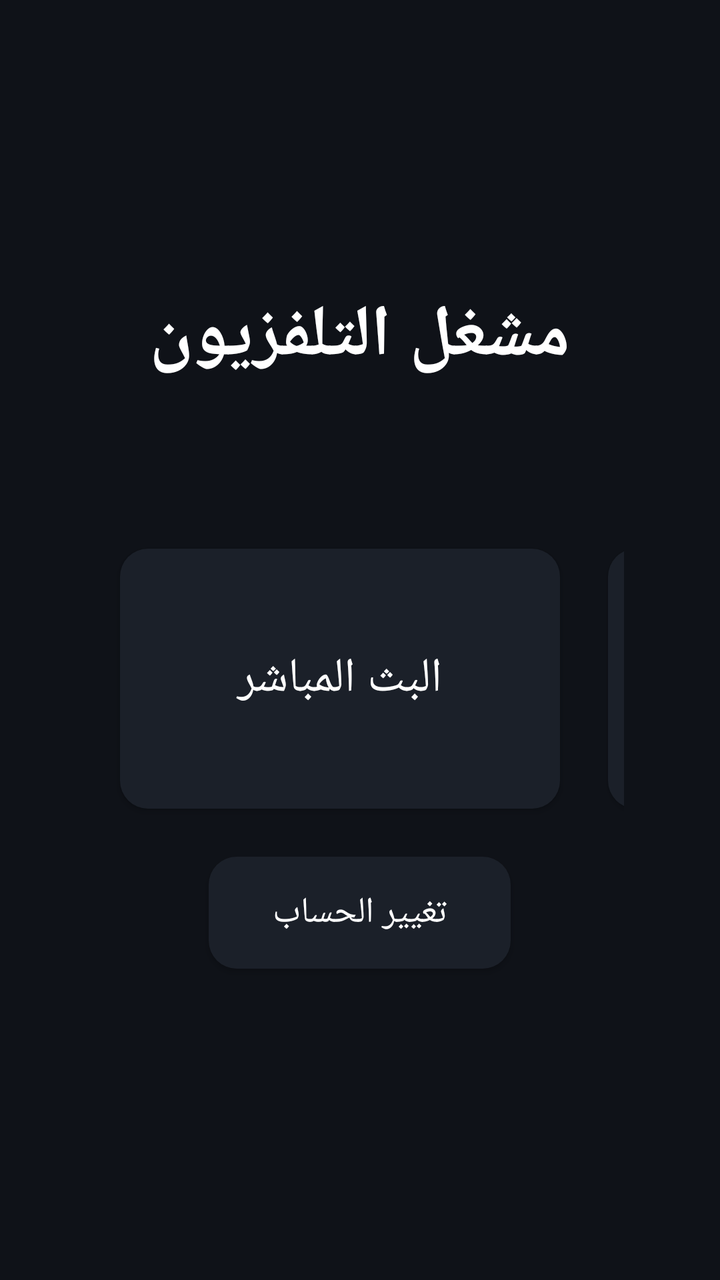
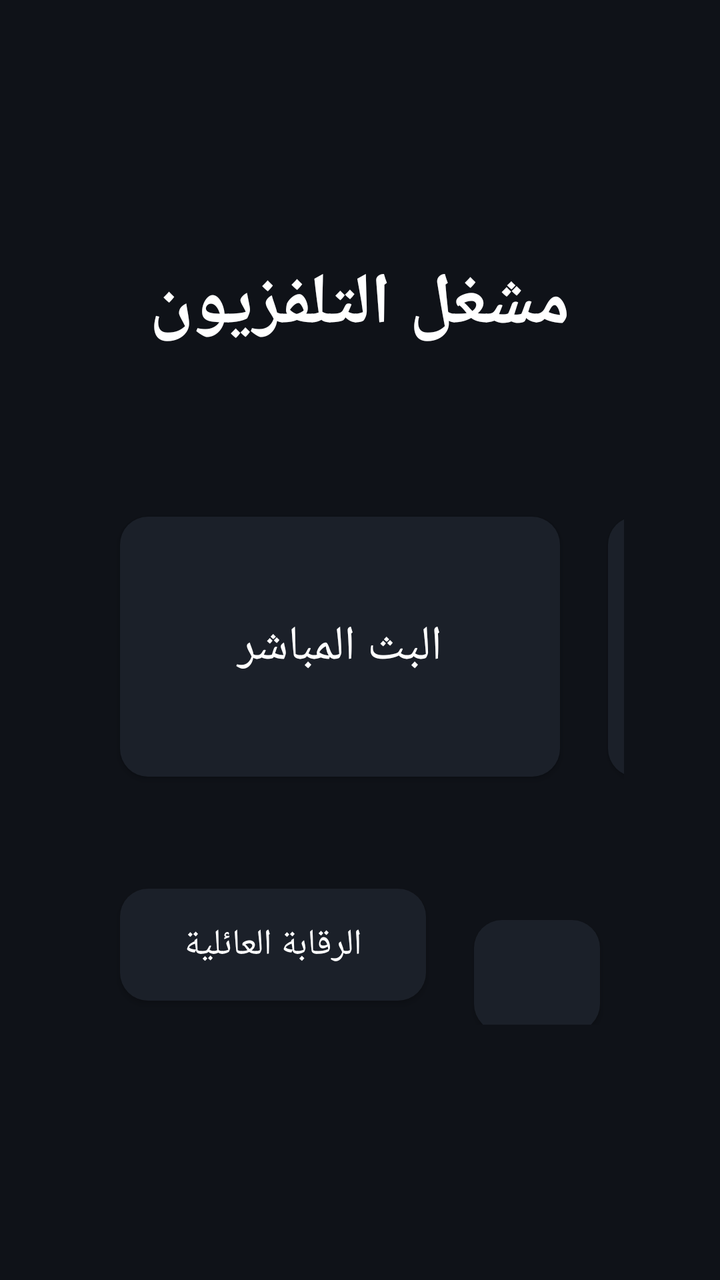

An Android layout rendered at two revisions. The XML below is the earlier revision; the diff shows what the commit changed to produce the second picture.
<!-- AndroidManifest.xml: application theme AppTheme -->
<!-- res/layout/activity_main.xml -->
<?xml version="1.0" encoding="utf-8"?>
<LinearLayout xmlns:android="http://schemas.android.com/apk/res/android"
    android:layout_width="match_parent"
    android:layout_height="match_parent"
    android:gravity="center"
    android:orientation="vertical"
    android:padding="48dp">

    <TextView
        android:layout_width="wrap_content"
        android:layout_height="wrap_content"
        android:text="@string/app_name"
        android:textColor="@color/text"
        android:textSize="36sp"
        android:textStyle="bold" />

    <TextView
        android:id="@+id/accountInfo"
        android:layout_width="wrap_content"
        android:layout_height="wrap_content"
        android:layout_marginTop="8dp"
        android:textColor="@color/text_dim"
        android:textSize="16sp" />

    <LinearLayout
        android:layout_width="wrap_content"
        android:layout_height="wrap_content"
        android:layout_marginTop="40dp"
        android:orientation="horizontal">

        <Button
            android:id="@+id/btnLive"
            style="@style/HomeButton"
            android:text="@string/live" />

        <Button
            android:id="@+id/btnMovies"
            style="@style/HomeButton"
            android:text="@string/movies" />

        <Button
            android:id="@+id/btnSeries"
            style="@style/HomeButton"
            android:text="@string/series" />
    </LinearLayout>

    <Button
        android:id="@+id/btnAccount"
        style="@style/SmallButton"
        android:layout_marginTop="32dp"
        android:text="@string/change_account" />
</LinearLayout>
<!-- resources referenced by this layout -->
<resources>
  <color name="text">#FFFFFF</color>
  <color name="text_dim">#9AA3B2</color>
  <string name="app_name">مشغل التلفزيون</string>
  <string name="change_account">تغيير الحساب</string>
  <string name="live">البث المباشر</string>
  <string name="movies">الأفلام</string>
  <string name="series">المسلسلات</string>
  <style name="HomeButton">
          <item name="android:layout_width">220dp</item>
          <item name="android:layout_height">130dp</item>
          <item name="android:layout_margin">12dp</item>
          <item name="android:background">@drawable/bg_button</item>
          <item name="android:textColor">@color/text</item>
          <item name="android:textSize">24sp</item>
          <item name="android:textAllCaps">false</item>
          <item name="android:focusable">true</item>
      </style>
  <style name="SmallButton" parent="HomeButton">
          <item name="android:layout_width">wrap_content</item>
          <item name="android:layout_height">56dp</item>
          <item name="android:paddingLeft">32dp</item>
          <item name="android:paddingRight">32dp</item>
          <item name="android:textSize">18sp</item>
      </style>
  <style name="AppTheme" parent="Theme.AppCompat.NoActionBar">
          <item name="android:windowBackground">@color/bg</item>
          <item name="colorPrimary">@color/accent</item>
          <item name="colorPrimaryDark">@color/bg</item>
          <item name="colorAccent">@color/accent</item>
          <item name="android:textColorPrimary">@color/text</item>
          <item name="android:textColorSecondary">@color/text_dim</item>
      </style>
  <!-- drawable bg_button (drawable) -->
  <?xml version="1.0" encoding="utf-8"?>
  <selector xmlns:android="http://schemas.android.com/apk/res/android">
      <item android:state_focused="true">
          <shape>
              <solid android:color="@color/accent" />
              <stroke android:width="3dp" android:color="@color/text" />
              <corners android:radius="14dp" />
          </shape>
      </item>
      <item>
          <shape>
              <solid android:color="@color/panel" />
              <corners android:radius="14dp" />
          </shape>
      </item>
  </selector>
  <color name="bg">#0F1218</color>
  <color name="accent">#2F80ED</color>
  <color name="panel">#1B2029</color>
</resources>

<!-- the commit's change to res/layout/activity_main.xml (unified diff, before → after) -->
@@ -44,9 +44,20 @@
             android:text="@string/series" />
     </LinearLayout>
 
-    <Button
-        android:id="@+id/btnAccount"
-        style="@style/SmallButton"
+    <LinearLayout
+        android:layout_width="wrap_content"
+        android:layout_height="wrap_content"
         android:layout_marginTop="32dp"
-        android:text="@string/change_account" />
+        android:orientation="horizontal">
+
+        <Button
+            android:id="@+id/btnParental"
+            style="@style/SmallButton"
+            android:text="@string/parental" />
+
+        <Button
+            android:id="@+id/btnAccount"
+            style="@style/SmallButton"
+            android:text="@string/change_account" />
+    </LinearLayout>
 </LinearLayout>
<!-- resource entries referenced after the edit -->
@@ -6,6 +6,7 @@
   <string name="change_account">تغيير الحساب</string>
   <string name="live">البث المباشر</string>
   <string name="movies">الأفلام</string>
+  <string name="parental">الرقابة العائلية</string>
   <string name="series">المسلسلات</string>
   <style name="HomeButton">
           <item name="android:layout_width">220dp</item>
